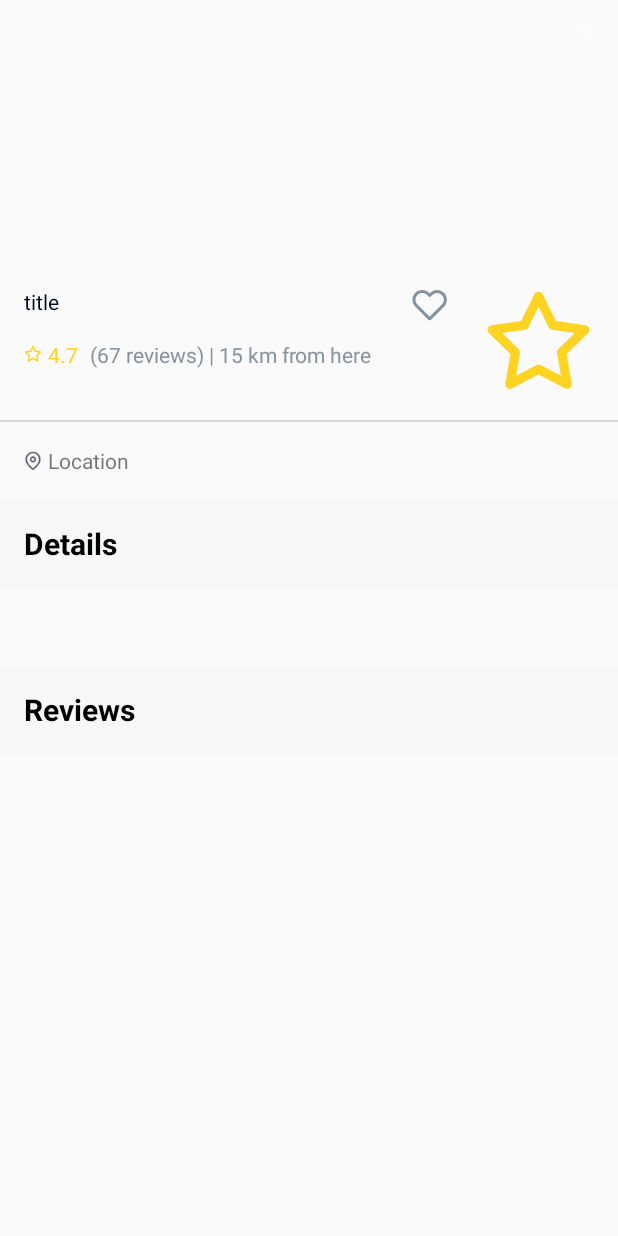
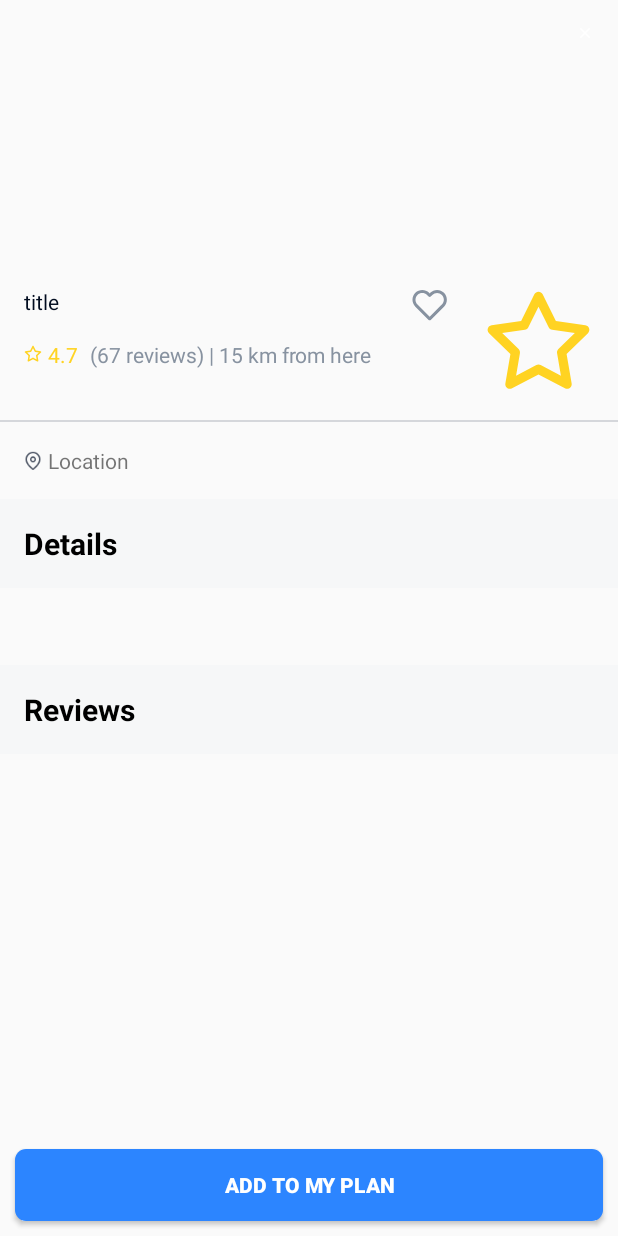
Before and after one commit to ppyzza/golo, an Android app: the ExplorerDetailActivity screen opened directly, with no data from a screen before it, on a phone screen of 412 x 824 dp. Run offline under Robolectric (Android 15) with nearby library versions, the phone set to English and light mode, and no system bars; our stand-ins replace RxJava; libraries missing offline, so code that uses them is left out: com.jakewharton.retrofit2, pl.aprilapps.switcher; pictures from the network do not load; 7 statements that could not run were skipped.

Commit message:
add Add to My Plan button on location detail page

```diff
--- a/app/src/main/java/com/hackathon/golo/fragment/ExplorerFragment.java
+++ b/app/src/main/java/com/hackathon/golo/fragment/ExplorerFragment.java
@@ -105,13 +105,13 @@ public class ExplorerFragment extends Fragment implements ExplorerContract.View
 
         mainExplorerModelArrayList.add(mainExplorerModel);
 
-//        mainExplorerModel = new MainExplorerModel();
-//        mainExplorerModel.setSeeMore(true);
-//        mainExplorerModel.setTitle(getString(R.string.explore_menu_2));
-//        mainExplorerModel.setViewType(GoloConstants.OFFER_VIEW);
-//        mainExplorerModel.setExplorerArrayList(listExplorer);
-//
-//        mainExplorerModelArrayList.add(mainExplorerModel);
+        mainExplorerModel = new MainExplorerModel();
+        mainExplorerModel.setSeeMore(true);
+        mainExplorerModel.setTitle(getString(R.string.explore_menu_2));
+        mainExplorerModel.setViewType(GoloConstants.OFFER_VIEW);
+        mainExplorerModel.setExplorerArrayList(listExplorer);
+
+        mainExplorerModelArrayList.add(mainExplorerModel);
 
 
 
--- a/app/src/main/java/com/hackathon/golo/normalactivity/ExplorerDetailActivity.java
+++ b/app/src/main/java/com/hackathon/golo/normalactivity/ExplorerDetailActivity.java
@@ -2,7 +2,10 @@ package com.hackathon.golo.normalactivity;
 
 import android.app.Activity;
 import android.os.Bundle;
+import android.view.View;
 import android.widget.ImageView;
+import android.widget.LinearLayout;
+import android.widget.RelativeLayout;
 import android.widget.TextView;
 
 import androidx.annotation.Nullable;
--- a/app/src/main/res/drawable/follow_button.xml
+++ b/app/src/main/res/drawable/follow_button.xml
@@ -2,7 +2,7 @@
 <!--<selector xmlns:android="http://schemas.android.com/apk/res/android">-->
     <shape xmlns:android="http://schemas.android.com/apk/res/android"
         android:shape="rectangle" android:padding="5dp">
-        <solid android:color="@android:color/holo_blue_light"/>
+        <solid android:color="@color/colorPrimary"/>
 
         <corners
             android:bottomRightRadius="7dp"
--- a/app/src/main/res/layout/activity_explorer_detail.xml
+++ b/app/src/main/res/layout/activity_explorer_detail.xml
@@ -1,5 +1,6 @@
 <?xml version="1.0" encoding="utf-8"?>
 <RelativeLayout xmlns:android="http://schemas.android.com/apk/res/android"
+    xmlns:tools="http://schemas.android.com/tools"
     android:layout_width="match_parent"
     android:layout_height="match_parent">
     <include
@@ -19,7 +20,8 @@
     <ScrollView
         android:id="@+id/sv1"
         android:layout_width="match_parent"
-        android:layout_height="wrap_content">
+        android:layout_height="wrap_content"
+        android:layout_marginBottom="50dp">
 
         <LinearLayout
             android:layout_width="match_parent"
@@ -194,4 +196,23 @@
             </RelativeLayout>
         </LinearLayout>
     </ScrollView>
+    <LinearLayout
+        android:layout_width="match_parent"
+        android:layout_height="wrap_content"
+        android:orientation="vertical"
+        android:layout_gravity="bottom|end"
+        android:layout_alignParentBottom="true">
+        <Button
+            android:id="@+id/bt_addToMyPlan"
+            android:layout_alignParentBottom="true"
+            android:layout_width="match_parent"
+            android:layout_height="wrap_content"
+            android:background="@drawable/follow_button"
+            android:textColor="@android:color/white"
+            android:text="Add to My Plan"
+            android:textStyle="bold"
+            android:gravity="center_vertical|center_horizontal"
+            android:layout_margin="10dp"
+            />
+    </LinearLayout>
 </RelativeLayout>
```
